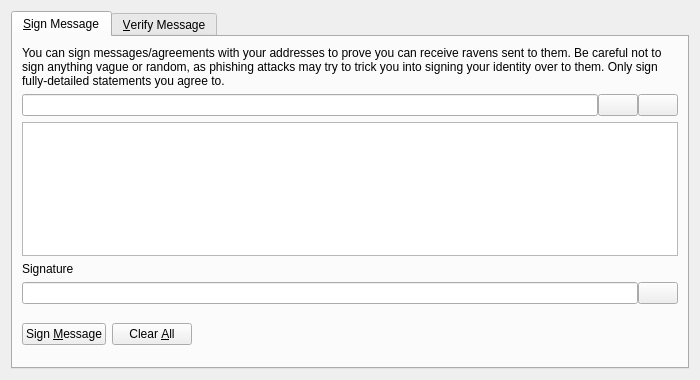
Old version of the form src/qt/forms/signverifymessagedialog.ui in the repository mamafunny/Meowcoin.
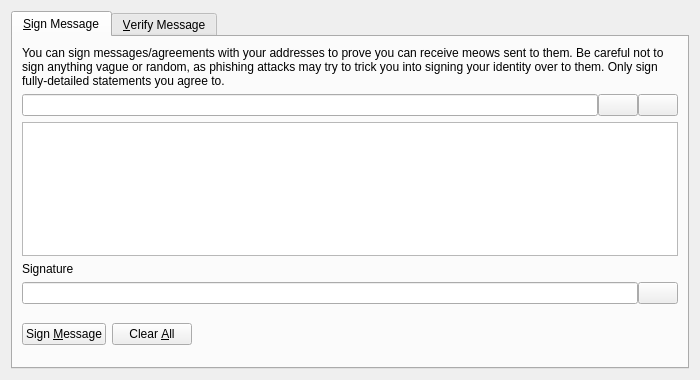
New version of the form. Icons and pictures are not drawn. Custom widgets are drawn as their Qt base class.

Commit message: big renaming session from raven -> meow

Diff of the .ui file:
```diff
--- a/src/qt/forms/signverifymessagedialog.ui
+++ b/src/qt/forms/signverifymessagedialog.ui
@@ -30,7 +30,7 @@
        <item>
         <widget class="QLabel" name="infoLabel_SM">
          <property name="text">
-          <string>You can sign messages/agreements with your addresses to prove you can receive ravens sent to them. Be careful not to sign anything vague or random, as phishing attacks may try to trick you into signing your identity over to them. Only sign fully-detailed statements you agree to.</string>
+          <string>You can sign messages/agreements with your addresses to prove you can receive meows sent to them. Be careful not to sign anything vague or random, as phishing attacks may try to trick you into signing your identity over to them. Only sign fully-detailed statements you agree to.</string>
          </property>
          <property name="textFormat">
           <enum>Qt::PlainText</enum>
```
Left out of the diff: 26 changed lines with no effect on the pictures. The commit also changes 911 other files.
